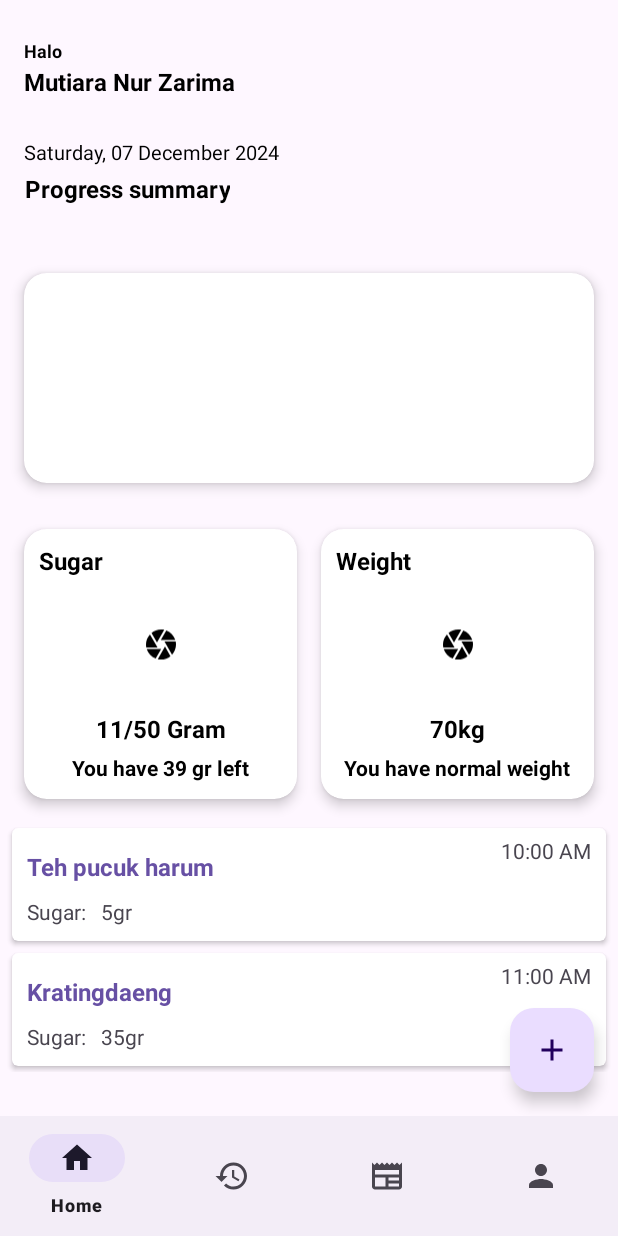
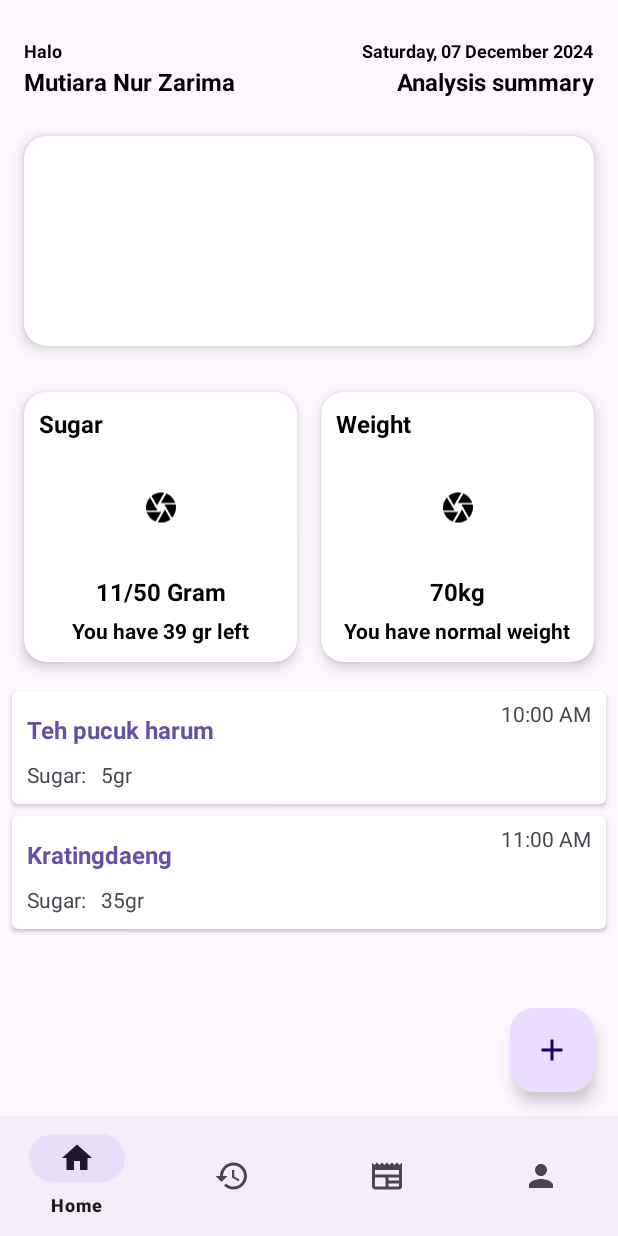
Before and after one commit to sugaryzer/Sugaryzer, an Android app: the HomeFragment screen opened directly, with no data from a screen before it, on a phone screen of 412 x 824 dp. Run offline under Robolectric (Android 15) with nearby library versions, the phone set to English and light mode, and no system bars; 1 statement that could not run was skipped.

Commit message:
feat: update fragment home

```diff
--- a/app/src/main/res/layout/fragment_home.xml
+++ b/app/src/main/res/layout/fragment_home.xml
@@ -43,46 +43,33 @@
                 app:layout_constraintTop_toBottomOf="@id/halo"
                 app:layout_constraintStart_toStartOf="parent" />
 
-            <TextView
-                android:id="@+id/text_home"
-                android:layout_width="match_parent"
-                android:layout_height="wrap_content"
-                android:layout_marginStart="8dp"
-                android:layout_marginTop="8dp"
-                android:layout_marginEnd="8dp"
-                android:textAlignment="center"
-                android:textSize="20sp"
-                app:layout_constraintBottom_toBottomOf="parent"
-                app:layout_constraintEnd_toEndOf="parent"
-                app:layout_constraintStart_toStartOf="parent"
-                app:layout_constraintTop_toTopOf="parent" />
 
             <TextView
                 android:id="@+id/tvDate"
                 android:layout_width="wrap_content"
                 android:layout_height="wrap_content"
-                android:layout_marginStart="16dp"
-                android:layout_marginTop="8dp"
                 android:text="Saturday, 30 January 2024"
-                android:textAlignment="center"
+                android:layout_marginTop="25dp"
+                android:layout_marginEnd="16dp"
                 android:textColor="@color/black"
-                android:textSize="13sp"
-                app:layout_constraintStart_toStartOf="parent"
-                app:layout_constraintTop_toBottomOf="@+id/tvName" />
+                android:textSize="12sp"
+                android:textStyle="bold"
+                app:layout_constraintEnd_toEndOf="parent"
+                app:layout_constraintTop_toTopOf="parent" />
 
             <TextView
                 android:id="@+id/tvProgressSummary"
                 android:layout_width="wrap_content"
                 android:layout_height="wrap_content"
-                android:layout_marginTop="4dp"
-                android:layout_marginStart="16dp"
+                android:layout_marginTop="1dp"
+                android:layout_marginEnd="16dp"
+                android:text="Analysis summary"
+                android:textAlignment="center"
                 android:textColor="@color/black"
                 android:textSize="16sp"
                 android:textStyle="bold"
-                android:text="Progress summary"
-                android:textAlignment="center"
-                app:layout_constraintTop_toBottomOf="@+id/tvDate"
-                app:layout_constraintStart_toStartOf="parent"/>
+                app:layout_constraintEnd_toEndOf="parent"
+                app:layout_constraintTop_toBottomOf="@id/halo" />
 
         <!--container 1-->
             <LinearLayout
@@ -90,7 +77,7 @@
                 android:layout_width="match_parent"
                 android:layout_height="wrap_content"
                 android:orientation="vertical"
-                android:layout_marginTop="30dp"
+                android:layout_marginTop="10dp"
                 app:layout_constraintTop_toBottomOf="@+id/tvProgressSummary">
 
                 <androidx.cardview.widget.CardView
@@ -104,13 +91,11 @@
                     app:cardCornerRadius="15dp"
                     />
 
-        <!--        container 2-->
                <LinearLayout
                    android:layout_width="match_parent"
                    android:layout_height="wrap_content"
                    android:orientation="horizontal">
 
-        <!--           container 2 column 1-->
                    <androidx.cardview.widget.CardView
                        android:layout_width="150dp"
                        android:layout_height="180dp"
@@ -177,7 +162,6 @@
                        </androidx.constraintlayout.widget.ConstraintLayout>
                    </androidx.cardview.widget.CardView>
 
-        <!--       container 2 column 2-->
                    <androidx.cardview.widget.CardView
                        android:layout_weight="1"
                        android:layout_width="150dp"
```
